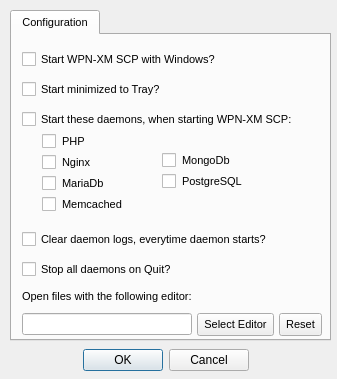
vcgato29/server-control-panel, file src/configurationdialog.ui: the form before one commit.
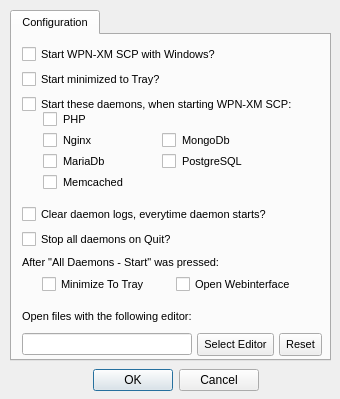
The form after the commit.

Commit message: added events for "All Daemons Start", close https://github.com/WPN-XM/WPN-XM/issues/391

What changed in the file:
```diff
--- a/src/configurationdialog.ui
+++ b/src/configurationdialog.ui
@@ -6,8 +6,8 @@
    <rect>
     <x>0</x>
     <y>0</y>
-    <width>337</width>
-    <height>379</height>
+    <width>340</width>
+    <height>399</height>
    </rect>
   </property>
   <property name="sizePolicy">
@@ -28,8 +28,8 @@
   <widget class="QDialogButtonBox" name="buttonBox">
    <property name="geometry">
     <rect>
-     <x>0</x>
-     <y>340</y>
+     <x>10</x>
+     <y>360</y>
      <width>331</width>
      <height>41</height>
     </rect>
@@ -53,7 +53,7 @@
      <x>10</x>
      <y>10</y>
      <width>321</width>
-     <height>331</height>
+     <height>351</height>
     </rect>
    </property>
    <property name="sizePolicy">
@@ -78,18 +78,18 @@
        <x>10</x>
        <y>10</y>
        <width>301</width>
-       <height>92</height>
+       <height>68</height>
       </rect>
      </property>
      <layout class="QGridLayout" name="gridLayout_2">
-      <item row="0" column="0">
+      <item row="0" column="0" alignment="Qt::AlignTop">
        <widget class="QCheckBox" name="checkbox_runOnStartUp">
         <property name="text">
          <string>Start WPN-XM SCP with Windows?</string>
         </property>
        </widget>
       </item>
-      <item row="2" column="0">
+      <item row="2" column="0" alignment="Qt::AlignVCenter">
        <widget class="QCheckBox" name="checkbox_autostartDaemons">
         <property name="text">
          <string>Start these daemons, when starting WPN-XM SCP:</string>
@@ -111,10 +111,10 @@
     <widget class="QWidget" name="formLayoutWidget">
      <property name="geometry">
       <rect>
-       <x>30</x>
-       <y>90</y>
-       <width>112</width>
-       <height>96</height>
+       <x>31</x>
+       <y>70</y>
+       <width>111</width>
+       <height>91</height>
       </rect>
      </property>
      <layout class="QFormLayout" name="autostartDaemonsFormLayout">
@@ -176,13 +176,13 @@
      <property name="geometry">
       <rect>
        <x>10</x>
-       <y>190</y>
+       <y>170</y>
        <width>301</width>
-       <height>59</height>
+       <height>89</height>
       </rect>
      </property>
      <layout class="QGridLayout" name="gridLayout_3">
-      <item row="1" column="0">
+      <item row="1" column="0" alignment="Qt::AlignVCenter">
        <widget class="QCheckBox" name="checkbox_stopDaemonsOnQuit">
         <property name="enabled">
          <bool>true</bool>
@@ -202,13 +202,44 @@
         </property>
        </widget>
       </item>
+      <item row="3" column="0">
+       <layout class="QGridLayout" name="gridLayout_4">
+        <item row="0" column="2">
+         <widget class="QCheckBox" name="checkbox_OnStartAllMinimize">
+          <property name="enabled">
+           <bool>true</bool>
+          </property>
+          <property name="text">
+           <string>Open Webinterface</string>
+          </property>
+         </widget>
+        </item>
+        <item row="0" column="1" alignment="Qt::AlignHCenter">
+         <widget class="QCheckBox" name="checkbox_OnStartAllOpenWebinterface">
+          <property name="enabled">
+           <bool>true</bool>
+          </property>
+          <property name="text">
+           <string>Minimize To Tray</string>
+          </property>
+         </widget>
+        </item>
+       </layout>
+      </item>
+      <item row="2" column="0">
+       <widget class="QLabel" name="LabelAfterAllDaemonsStart">
+        <property name="text">
+         <string>After &quot;All Daemons - Start&quot; was pressed:</string>
+        </property>
+       </widget>
+      </item>
      </layout>
     </widget>
     <widget class="QWidget" name="layoutWidget3">
      <property name="geometry">
       <rect>
        <x>10</x>
-       <y>250</y>
+       <y>270</y>
        <width>301</width>
        <height>55</height>
       </rect>
@@ -313,7 +344,7 @@
      <property name="geometry">
       <rect>
        <x>150</x>
-       <y>90</y>
+       <y>70</y>
        <width>112</width>
        <height>91</height>
       </rect>
```
The commit also changes 2 other files.
